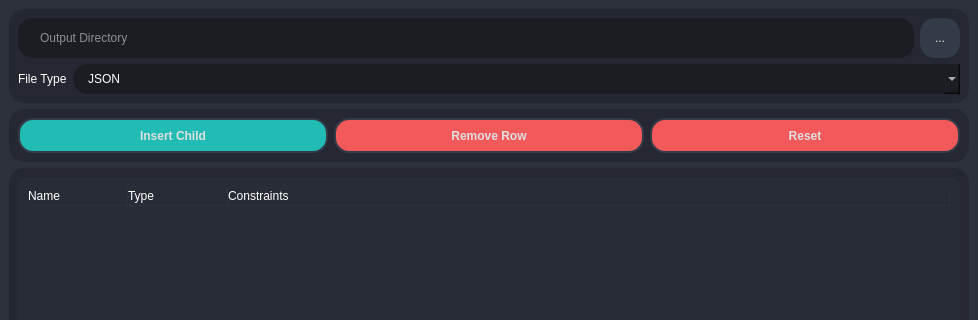
First picture: the form in src/GUI/forms/mainwindow.ui, repository islamwagih/Class-Generator, before the edit; both pictures show x 0 to 978 and y 0 to 320 of the 978 by 685 pixel window.
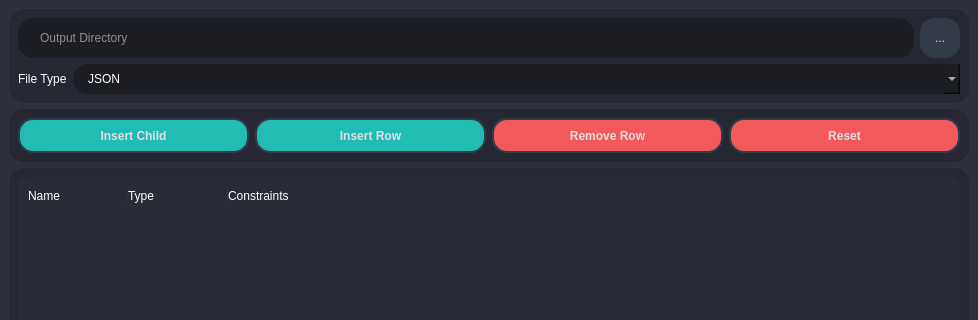
Second picture: the form after the edit. Icons and pictures are not drawn.

Commit message: Add insert row, remove row, reset

Diff of the .ui file:
```diff
--- a/src/GUI/forms/mainwindow.ui
+++ b/src/GUI/forms/mainwindow.ui
@@ -197,8 +197,8 @@
        <enum>QFrame::Raised</enum>
       </property>
       <layout class="QGridLayout" name="gridLayout_2">
-       <item row="1" column="1">
-        <widget class="QPushButton" name="pushButton_3">
+       <item row="1" column="3">
+        <widget class="QPushButton" name="resetBtn">
          <property name="minimumSize">
           <size>
            <width>200</width>
@@ -207,6 +207,39 @@
          </property>
          <property name="font">
           <font>
+           <weight>75</weight>
+           <bold>true</bold>
+          </font>
+         </property>
+         <property name="styleSheet">
+          <string notr="true">QPushButton {
+	border: 2px solid rgb(52, 59, 72);
+	background-color: rgb(241, 89, 90);
+	color: rgb(223, 223, 223);
+	border-radius: 15px;
+}
+
+QPushButton:pressed {	
+	background-color: rgb(202, 75, 75);
+	border: 2px solid rgb(43, 50, 61);
+}</string>
+         </property>
+         <property name="text">
+          <string>Reset</string>
+         </property>
+        </widget>
+       </item>
+       <item row="1" column="2">
+        <widget class="QPushButton" name="removeRowBtn">
+         <property name="minimumSize">
+          <size>
+           <width>200</width>
+           <height>35</height>
+          </size>
+         </property>
+         <property name="font">
+          <font>
+           <weight>75</weight>
            <bold>true</bold>
           </font>
          </property>
@@ -238,6 +271,7 @@
          </property>
          <property name="font">
           <font>
+           <weight>75</weight>
            <bold>true</bold>
           </font>
          </property>
@@ -265,8 +299,8 @@
          </property>
         </widget>
        </item>
-       <item row="1" column="2">
-        <widget class="QPushButton" name="resetBtn">
+       <item row="1" column="1">
+        <widget class="QPushButton" name="insertRowBn">
          <property name="minimumSize">
           <size>
            <width>200</width>
@@ -275,24 +309,31 @@
          </property>
          <property name="font">
           <font>
+           <weight>75</weight>
            <bold>true</bold>
           </font>
          </property>
          <property name="styleSheet">
           <string notr="true">QPushButton {
 	border: 2px solid rgb(52, 59, 72);
-	background-color: rgb(241, 89, 90);
+	background-color: rgb(33, 188, 180);
 	color: rgb(223, 223, 223);
 	border-radius: 15px;
 }
 
+QPushButton:hover {	
+	background-color: rgb(84, 195, 195);
+	border: 2px solid rgb(43, 50, 61);
+}
+
+
 QPushButton:pressed {	
-	background-color: rgb(202, 75, 75);
+	background-color: rgb(25, 154, 147);
 	border: 2px solid rgb(43, 50, 61);
 }</string>
          </property>
          <property name="text">
-          <string>Reset</string>
+          <string>Insert Row</string>
          </property>
         </widget>
        </item>
```
Left out of the diff: 1 changed line with no effect on the pictures. The commit also changes 4 other files.
